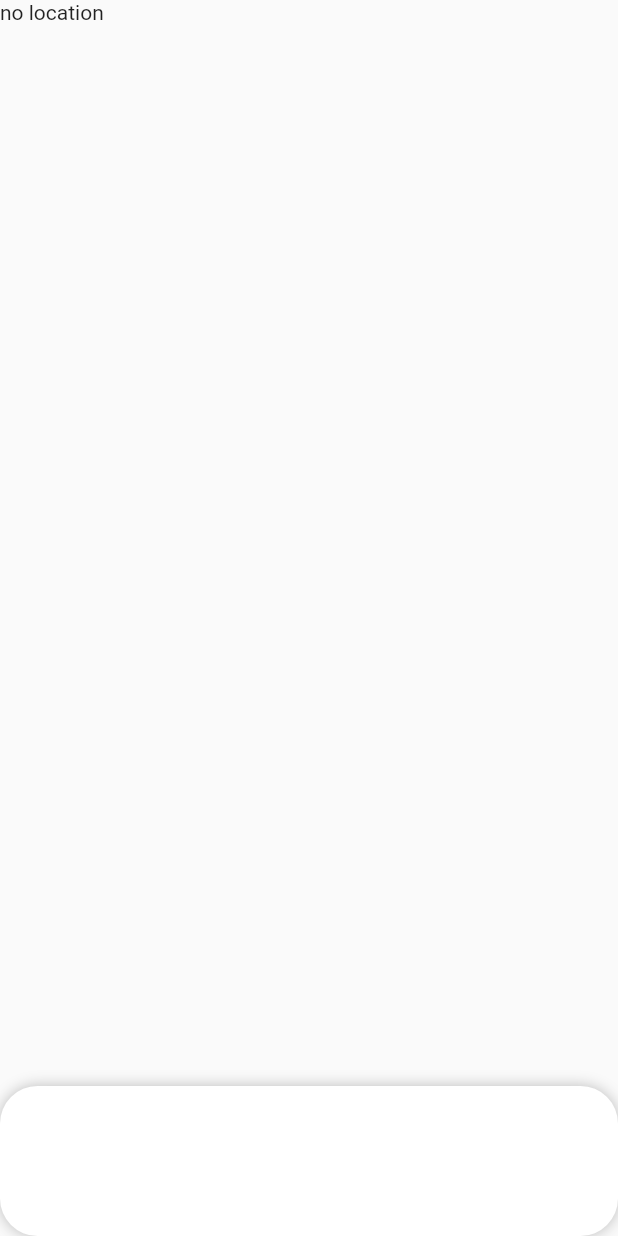
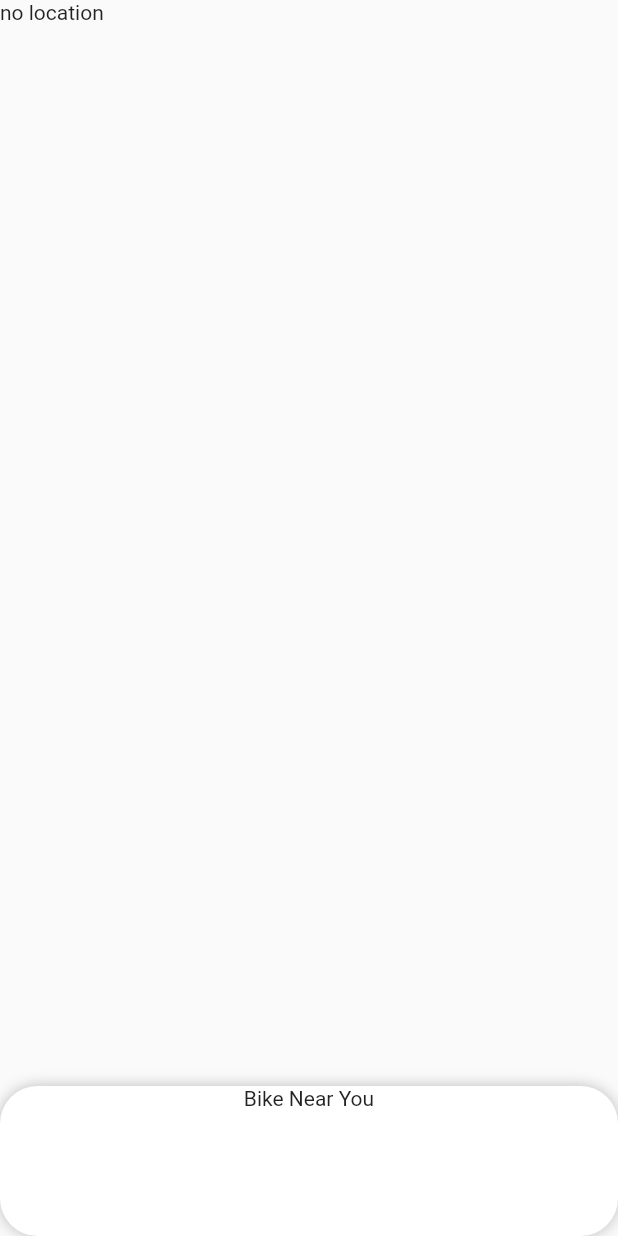
Before and after one commit to Rice-Hacks-Project-Bikes/bikes_frontend, a Flutter app: the screen it shows after launch, after a tap on "Signin with SSO", on a phone screen of 412 x 824 dp. Run offline on Flutter 3.47's test engine with Material 2 defaults, Android fonts, the light colour scheme and no system bars; drawn by our look-alikes of sliding_up_panel; our stand-ins replace geolocator, google_maps_flutter.

Commit message:
Models for stuff

```diff
--- a/bike_frontend/lib/main.dart
+++ b/bike_frontend/lib/main.dart
@@ -12,6 +12,7 @@ class MyApp extends StatelessWidget {
   @override
   Widget build(BuildContext context) {
     return MaterialApp(
+        debugShowCheckedModeBanner: false,
         title: 'Flutter Demo',
         theme: ThemeData(
           // This is the theme of your application.
--- /dev/null
+++ b/bike_frontend/lib/models/bikes.dart
@@ -0,0 +1,21 @@
+class Bike {
+  String make;
+  Position location;
+  String image;
+  double hourlyRate;
+  bool inUse;
+
+  Bike(
+      {required this.make,
+      required this.location,
+      required this.image,
+      required this.hourlyRate,
+      required this.inUse});
+}
+
+class Position {
+  double latitude;
+  double longitude;
+
+  Position({required this.latitude, required this.longitude});
+}
--- /dev/null
+++ b/bike_frontend/lib/models/requests.dart
@@ -0,0 +1,15 @@
+import 'bikes.dart';
+
+class BikeHttp {
+  List<Bike> getBikesNearby() {
+    return [
+      Bike(
+          make: "Linus",
+          image:
+              "https://pyxis.nymag.com/v1/imgs/b77/dcc/1c113a0a7e93c6409665231ea5329a3336-linus-roadster-sport-green.jpg",
+          inUse: false,
+          location: Position(latitude: 29.717394, longitude: -95.401833),
+          hourlyRate: 12)
+    ];
+  }
+}
--- a/bike_frontend/lib/pages/map.dart
+++ b/bike_frontend/lib/pages/map.dart
@@ -10,20 +10,19 @@ import 'package:google_maps_flutter/google_maps_flutter.dart';
 import 'package:sliding_up_panel/sliding_up_panel.dart';
 import 'package:geolocator/geolocator.dart';
 
+import '../models/bikes.dart';
+
 // ignore: must_be_immutable
 class MapPage extends StatelessWidget {
-  MapPage({Key? key}) : super(key: key);
+  List<Bike> bikesNearYou;
+
+  MapPage({Key? key, required this.bikesNearYou}) : super(key: key);
 
   late GoogleMapController mapController;
 
-  final LatLng _center = const LatLng(45.521563, -122.677433);
-
-  void _onMapCreated(GoogleMapController controller) {
-    mapController = controller;
-  }
-
   @override
   Widget build(BuildContext context) {
+    print(bikesNearYou);
     return Scaffold(
         body: FutureBuilder(
             future: checkPerms(),
@@ -65,11 +64,11 @@ class MapPage extends StatelessWidget {
                       maxHeight: MediaQuery.of(context).size.height * 0.65,
                       borderRadius: BorderRadius.all(Radius.circular(25)),
                       panel: Column(
-                        children: [],
+                        children: [Text("Bike Near You")],
                       ))
                 ]);
               }
-              return CircularProgressIndicator();
+              return const CircularProgressIndicator();
             })));
   }
 }
--- a/bike_frontend/lib/pages/sign_up.dart
+++ b/bike_frontend/lib/pages/sign_up.dart
@@ -1,8 +1,11 @@
+import 'package:bike_frontent/models/requests.dart';
 import 'package:bike_frontent/pages/map.dart';
 import 'package:flutter/material.dart';
 import 'package:flutter/src/foundation/key.dart';
 import 'package:flutter/src/widgets/framework.dart';
 import 'package:url_launcher/url_launcher.dart';
+
+import '../models/bikes.dart';
 
 class SignUp extends StatelessWidget {
   const SignUp({Key? key}) : super(key: key);
@@ -15,9 +18,14 @@ class SignUp extends StatelessWidget {
         ),
         body: Center(
           child: ElevatedButton(
-              onPressed: () {
-                Navigator.push(context,
-                    MaterialPageRoute(builder: (context) => MapPage()));
+              onPressed: () async {
+                List<Bike> bikes = BikeHttp().getBikesNearby();
+                Navigator.push(
+                    context,
+                    MaterialPageRoute(
+                        builder: (context) => MapPage(
+                              bikesNearYou: bikes,
+                            )));
                 //_launchUrl
               },
               child: Text("Signin with SSO")),
```
Also changed, not shown: bike_frontend/lib/models/checkPerms.dart (added), bike_frontend/lib/models/user.dart (added).
